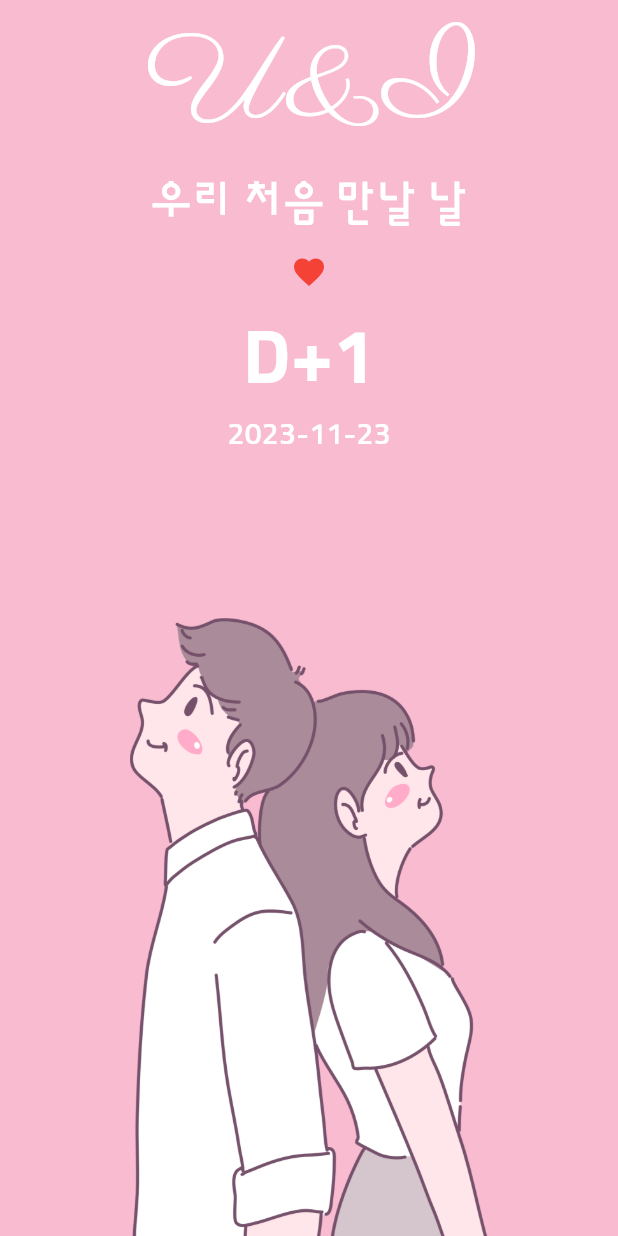
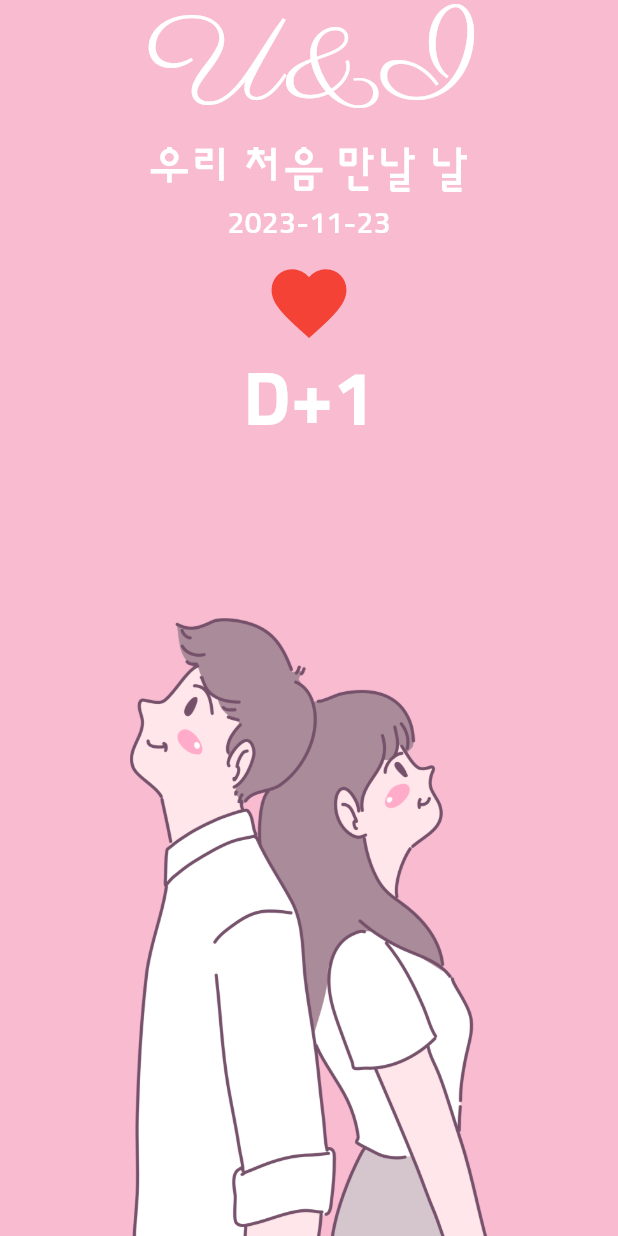
Before and after one commit to DaeYoungee/Flutter-Study, a Flutter app: the screen it shows after launch, after a tap on the "favorite" icon, on a phone screen of 412 x 824 dp. Run offline on Flutter 3.47's test engine with Material 3 defaults, Android fonts, the phone set to English and light mode, and no system bars; our stand-ins replace webview_flutter.

Commit message:
design: textTheme 설정

```diff
--- a/u_and_i/lib/main.dart
+++ b/u_and_i/lib/main.dart
@@ -4,6 +4,29 @@ import 'package:u_and_i/screen/home_screen.dart';
 void main() {
   runApp(
     MaterialApp(
+      theme: ThemeData(
+        fontFamily: 'sunflower',
+        textTheme: TextTheme(
+          displayLarge: TextStyle(
+            fontSize: 80.0,
+            fontFamily: 'parisienne',
+            color: Colors.white,
+          ),
+          displayMedium: TextStyle(
+            fontSize: 50.0,
+            color: Colors.white,
+            fontWeight: FontWeight.w700,
+          ),
+          bodyLarge: TextStyle(
+            fontSize: 30.0,
+            color: Colors.white,
+          ),
+          bodyMedium: TextStyle(
+            fontSize: 20.0,
+            color: Colors.white,
+          ),
+        )
+      ),
       home: HomeScreen(),
     )
   );
--- a/u_and_i/lib/screen/home_screen.dart
+++ b/u_and_i/lib/screen/home_screen.dart
@@ -13,50 +13,10 @@ class HomeScreen extends StatelessWidget {
           width: MediaQuery.of(context).size.width,
           child: Column(
             children: [
-              Expanded(
-                child: Column(
-                  children: [
-                    Text(
-                      "U&I",
-                      style: TextStyle(
-                        fontSize: 80.0,
-                        fontFamily: "parisienne",
-                        color: Colors.white,
-                      ),
-                    ),
-                    Text(
-                      "우리 처음 만날 날",
-                      style: TextStyle(
-                        fontSize: 30.0,
-                        fontFamily: "sunflower",
-                        color: Colors.white,
-                      ),
-                    ),
-                    IconButton(
-                      onPressed: () {},
-                      icon: Icon(Icons.favorite, color: Colors.red),
-                    ),
-                    Text(
-                      "D+1",
-                      style: TextStyle(
-                        fontSize: 50.0,
-                        fontFamily: "sunflower",
-                        color: Colors.white,
-                        fontWeight: FontWeight.w700,
-                      ),
-                    ),
-                    Text(
-                      "2023-11-23",
-                      style: TextStyle(
-                        fontSize: 20.0,
-                        fontFamily: "sunflower",
-                        color: Colors.white,
-                      ),
-                    ),
-                  ],
-                ),
-              ),
-              Expanded(child: Image.asset("asset/img/middle_image.png")),
+              _Top(),
+
+              /// 이미지
+              _Bottom(),
             ],
           ),
         ),
@@ -64,3 +24,38 @@ class HomeScreen extends StatelessWidget {
     );
   }
 }
+
+class _Top extends StatelessWidget {
+  const _Top({super.key});
+
+  @override
+  Widget build(BuildContext context) {
+    final textTheme = Theme.of(context).textTheme;
+
+    return Expanded(
+      child: Column(
+        children: [
+          Text("U&I", style: textTheme.displayLarge),
+          Text("우리 처음 만날 날", style: textTheme.bodyLarge),
+          Text("2023-11-23", style: textTheme.bodyMedium),
+
+          IconButton(
+            iconSize: 60.0,
+            onPressed: () {},
+            icon: Icon(Icons.favorite, color: Colors.red),
+          ),
+          Text("D+1", style: textTheme.displayMedium),
+        ],
+      ),
+    );
+  }
+}
+
+class _Bottom extends StatelessWidget {
+  const _Bottom({super.key});
+
+  @override
+  Widget build(BuildContext context) {
+    return Expanded(child: Image.asset("asset/img/middle_image.png"));
+  }
+}
```
